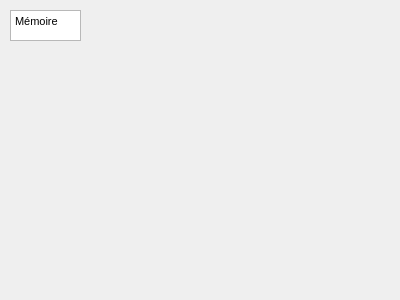
Old version of the form GUI/Qt/SRC_UI/debugmemorywindow.ui in the repository Robilemb/Game-Boy-Emulator.
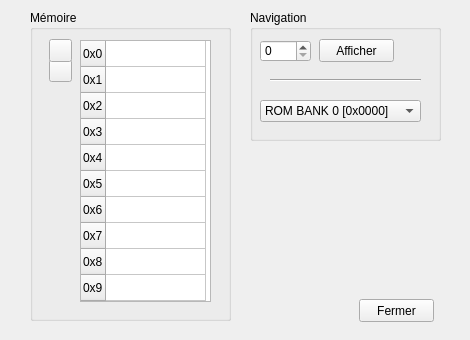
New version of the form.

Commit message: DebugMemoryWindow : Design

```diff
--- a/GUI/Qt/SRC_UI/debugmemorywindow.ui
+++ b/GUI/Qt/SRC_UI/debugmemorywindow.ui
@@ -6,28 +6,269 @@
    <rect>
     <x>0</x>
     <y>0</y>
-    <width>400</width>
-    <height>300</height>
+    <width>470</width>
+    <height>340</height>
    </rect>
   </property>
   <property name="windowTitle">
    <string>Debug Memory</string>
   </property>
-  <widget class="QTextEdit" name="textEdit">
+  <widget class="QGroupBox" name="groupBox">
    <property name="geometry">
     <rect>
-     <x>10</x>
+     <x>250</x>
      <y>10</y>
-     <width>71</width>
-     <height>31</height>
+     <width>191</width>
+     <height>131</height>
     </rect>
    </property>
-   <property name="html">
-    <string>&lt;!DOCTYPE HTML PUBLIC &quot;-//W3C//DTD HTML 4.0//EN&quot; &quot;http://www.w3.org/TR/REC-html40/strict.dtd&quot;&gt;
-&lt;html&gt;&lt;head&gt;&lt;meta name=&quot;qrichtext&quot; content=&quot;1&quot; /&gt;&lt;style type=&quot;text/css&quot;&gt;
-p, li { white-space: pre-wrap; }
-&lt;/style&gt;&lt;/head&gt;&lt;body style=&quot; font-family:'MS Shell Dlg 2'; font-size:8.25pt; font-weight:400; font-style:normal;&quot;&gt;
-&lt;p style=&quot; margin-top:0px; margin-bottom:0px; margin-left:0px; margin-right:0px; -qt-block-indent:0; text-indent:0px;&quot;&gt;Mémoire&lt;/p&gt;&lt;/body&gt;&lt;/html&gt;</string>
+   <property name="title">
+    <string>Navigation</string>
+   </property>
+   <widget class="QSpinBox" name="spinBox">
+    <property name="geometry">
+     <rect>
+      <x>10</x>
+      <y>30</y>
+      <width>51</width>
+      <height>22</height>
+     </rect>
+    </property>
+    <property name="maximum">
+     <number>65535</number>
+    </property>
+    <property name="displayIntegerBase">
+     <number>16</number>
+    </property>
+   </widget>
+   <widget class="QPushButton" name="displayButton">
+    <property name="geometry">
+     <rect>
+      <x>69</x>
+      <y>29</y>
+      <width>75</width>
+      <height>23</height>
+     </rect>
+    </property>
+    <property name="text">
+     <string>Afficher</string>
+    </property>
+   </widget>
+   <widget class="QComboBox" name="comboBox">
+    <property name="geometry">
+     <rect>
+      <x>10</x>
+      <y>90</y>
+      <width>161</width>
+      <height>22</height>
+     </rect>
+    </property>
+    <item>
+     <property name="text">
+      <string>ROM BANK 0 [0x0000]</string>
+     </property>
+    </item>
+    <item>
+     <property name="text">
+      <string>ROM BANK 01..NN [0x4000]</string>
+     </property>
+    </item>
+    <item>
+     <property name="text">
+      <string>VRAM [0x8000]</string>
+     </property>
+    </item>
+    <item>
+     <property name="text">
+      <string>RAM Externe [0xA000]</string>
+     </property>
+    </item>
+    <item>
+     <property name="text">
+      <string>WRAM0 [0xC000]</string>
+     </property>
+    </item>
+    <item>
+     <property name="text">
+      <string>WRAM1 [0xD000]</string>
+     </property>
+    </item>
+    <item>
+     <property name="text">
+      <string>Copie WRAM0 [0xE000]</string>
+     </property>
+    </item>
+    <item>
+     <property name="text">
+      <string>OAM [0xFE00]</string>
+     </property>
+    </item>
+    <item>
+     <property name="text">
+      <string>I/O [0xFF00]</string>
+     </property>
+    </item>
+    <item>
+     <property name="text">
+      <string>HRAM [0xFF80]</string>
+     </property>
+    </item>
+    <item>
+     <property name="text">
+      <string>Registre d'interruption [0xFFFF]</string>
+     </property>
+    </item>
+   </widget>
+   <widget class="Line" name="line">
+    <property name="geometry">
+     <rect>
+      <x>20</x>
+      <y>60</y>
+      <width>151</width>
+      <height>21</height>
+     </rect>
+    </property>
+    <property name="orientation">
+     <enum>Qt::Horizontal</enum>
+    </property>
+   </widget>
+  </widget>
+  <widget class="QGroupBox" name="groupBox_2">
+   <property name="geometry">
+    <rect>
+     <x>30</x>
+     <y>10</y>
+     <width>201</width>
+     <height>311</height>
+    </rect>
+   </property>
+   <property name="title">
+    <string>Mémoire</string>
+   </property>
+   <widget class="QTableWidget" name="tableWidget">
+    <property name="geometry">
+     <rect>
+      <x>50</x>
+      <y>30</y>
+      <width>131</width>
+      <height>262</height>
+     </rect>
+    </property>
+    <property name="autoScrollMargin">
+     <number>16</number>
+    </property>
+    <property name="editTriggers">
+     <set>QAbstractItemView::NoEditTriggers</set>
+    </property>
+    <attribute name="horizontalHeaderVisible">
+     <bool>false</bool>
+    </attribute>
+    <attribute name="horizontalHeaderCascadingSectionResizes">
+     <bool>false</bool>
+    </attribute>
+    <attribute name="horizontalHeaderDefaultSectionSize">
+     <number>100</number>
+    </attribute>
+    <attribute name="verticalHeaderDefaultSectionSize">
+     <number>26</number>
+    </attribute>
+    <attribute name="verticalHeaderShowSortIndicator" stdset="0">
+     <bool>false</bool>
+    </attribute>
+    <row>
+     <property name="text">
+      <string>0x0</string>
+     </property>
+    </row>
+    <row>
+     <property name="text">
+      <string>0x1</string>
+     </property>
+    </row>
+    <row>
+     <property name="text">
+      <string>0x2</string>
+     </property>
+    </row>
+    <row>
+     <property name="text">
+      <string>0x3</string>
+     </property>
+    </row>
+    <row>
+     <property name="text">
+      <string>0x4</string>
+     </property>
+    </row>
+    <row>
+     <property name="text">
+      <string>0x5</string>
+     </property>
+    </row>
+    <row>
+     <property name="text">
+      <string>0x6</string>
+     </property>
+    </row>
+    <row>
+     <property name="text">
+      <string>0x7</string>
+     </property>
+    </row>
+    <row>
+     <property name="text">
+      <string>0x8</string>
+     </property>
+    </row>
+    <row>
+     <property name="text">
+      <string>0x9</string>
+     </property>
+    </row>
+    <column>
+     <property name="text">
+      <string>Mémoire</string>
+     </property>
+    </column>
+   </widget>
+   <widget class="QPushButton" name="downButton">
+    <property name="geometry">
+     <rect>
+      <x>19</x>
+      <y>49</y>
+      <width>23</width>
+      <height>23</height>
+     </rect>
+    </property>
+    <property name="text">
+     <string/>
+    </property>
+   </widget>
+   <widget class="QPushButton" name="upButton">
+    <property name="geometry">
+     <rect>
+      <x>19</x>
+      <y>29</y>
+      <width>23</width>
+      <height>23</height>
+     </rect>
+    </property>
+    <property name="text">
+     <string/>
+    </property>
+   </widget>
+  </widget>
+  <widget class="QPushButton" name="closeButton">
+   <property name="geometry">
+    <rect>
+     <x>359</x>
+     <y>299</y>
+     <width>75</width>
+     <height>23</height>
+    </rect>
+   </property>
+   <property name="text">
+    <string>Fermer</string>
    </property>
   </widget>
  </widget>
```
Left out of the diff: 19 changed lines with no effect on the pictures. The commit also changes 3 other files.
